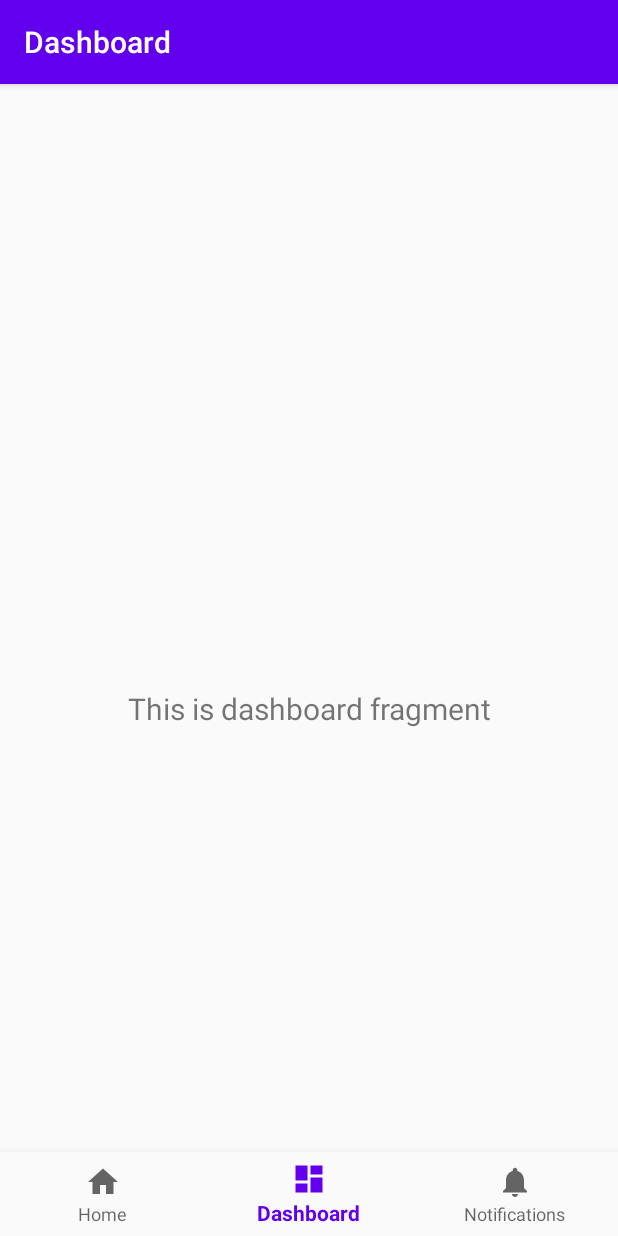
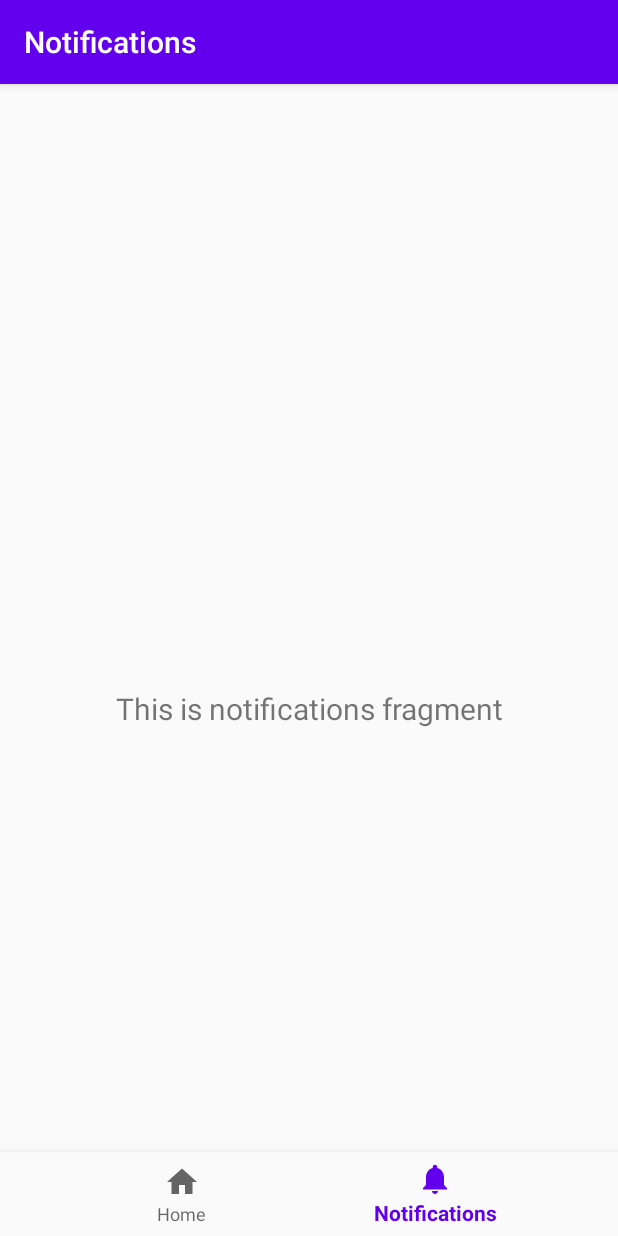
Before and after one commit to elimu-ai/herufi, an Android app: the screen it shows after launch (MainActivity), item 2 of the bottom bar chosen, on a phone screen of 412 x 824 dp. Run offline under Robolectric (Android 15) with nearby library versions, the phone set to English and light mode, and no system bars; our stand-ins replace navigation-ui.

Commit message:
#1 Fetch letters from the Content Provider
- Refactoring: Deleted the DashboardFragment

```diff
--- a/app/src/main/java/ai/elimu/herufi/MainActivity.java
+++ b/app/src/main/java/ai/elimu/herufi/MainActivity.java
@@ -27,7 +27,7 @@ public class MainActivity extends AppCompatActivity {
         // Passing each menu ID as a set of Ids because each
         // menu should be considered as top level destinations.
         AppBarConfiguration appBarConfiguration = new AppBarConfiguration.Builder(
-                R.id.navigation_home, R.id.navigation_dashboard, R.id.navigation_notifications)
+                R.id.navigation_home, R.id.navigation_notifications)
                 .build();
         NavController navController = Navigation.findNavController(this, R.id.nav_host_fragment);
         NavigationUI.setupActionBarWithNavController(this, navController, appBarConfiguration);
--- a/app/src/main/java/ai/elimu/herufi/ui/dashboard/DashboardFragment.java
+++ /dev/null
@@ -1,35 +0,0 @@
-package ai.elimu.herufi.ui.dashboard;
-
-import android.os.Bundle;
-import android.view.LayoutInflater;
-import android.view.View;
-import android.view.ViewGroup;
-import android.widget.TextView;
-
-import androidx.annotation.NonNull;
-import androidx.annotation.Nullable;
-import androidx.fragment.app.Fragment;
-import androidx.lifecycle.Observer;
-import androidx.lifecycle.ViewModelProviders;
-
-import ai.elimu.herufi.R;
-
-public class DashboardFragment extends Fragment {
-
-    private DashboardViewModel dashboardViewModel;
-
-    public View onCreateView(@NonNull LayoutInflater inflater,
-                             ViewGroup container, Bundle savedInstanceState) {
-        dashboardViewModel =
-                ViewModelProviders.of(this).get(DashboardViewModel.class);
-        View root = inflater.inflate(R.layout.fragment_dashboard, container, false);
-        final TextView textView = root.findViewById(R.id.text_dashboard);
-        dashboardViewModel.getText().observe(getViewLifecycleOwner(), new Observer<String>() {
-            @Override
-            public void onChanged(@Nullable String s) {
-                textView.setText(s);
-            }
-        });
-        return root;
-    }
-}
--- a/app/src/main/java/ai/elimu/herufi/ui/dashboard/DashboardViewModel.java
+++ /dev/null
@@ -1,19 +0,0 @@
-package ai.elimu.herufi.ui.dashboard;
-
-import androidx.lifecycle.LiveData;
-import androidx.lifecycle.MutableLiveData;
-import androidx.lifecycle.ViewModel;
-
-public class DashboardViewModel extends ViewModel {
-
-    private MutableLiveData<String> mText;
-
-    public DashboardViewModel() {
-        mText = new MutableLiveData<>();
-        mText.setValue("This is dashboard fragment");
-    }
-
-    public LiveData<String> getText() {
-        return mText;
-    }
-}
--- a/app/src/main/java/ai/elimu/herufi/ui/notifications/NotificationsFragment.java
+++ b/app/src/main/java/ai/elimu/herufi/ui/notifications/NotificationsFragment.java
@@ -1,6 +1,7 @@
 package ai.elimu.herufi.ui.notifications;
 
 import android.os.Bundle;
+import android.util.Log;
 import android.view.LayoutInflater;
 import android.view.View;
 import android.view.ViewGroup;
@@ -32,4 +33,12 @@ public class NotificationsFragment extends Fragment {
         });
         return root;
     }
+
+    @Override
+    public void onStart() {
+        Log.i(getClass().getName(), "onStart");
+        super.onStart();
+
+
+    }
 }
--- a/app/src/main/res/drawable/ic_dashboard_black_24dp.xml
+++ /dev/null
@@ -1,9 +0,0 @@
-<vector xmlns:android="http://schemas.android.com/apk/res/android"
-    android:width="24dp"
-    android:height="24dp"
-    android:viewportWidth="24.0"
-    android:viewportHeight="24.0">
-    <path
-        android:fillColor="#FF000000"
-        android:pathData="M3,13h8L11,3L3,3v10zM3,21h8v-6L3,15v6zM13,21h8L21,11h-8v10zM13,3v6h8L21,3h-8z" />
-</vector>
--- a/app/src/main/res/layout/fragment_dashboard.xml
+++ /dev/null
@@ -1,22 +0,0 @@
-<?xml version="1.0" encoding="utf-8"?>
-<androidx.constraintlayout.widget.ConstraintLayout xmlns:android="http://schemas.android.com/apk/res/android"
-    xmlns:app="http://schemas.android.com/apk/res-auto"
-    xmlns:tools="http://schemas.android.com/tools"
-    android:layout_width="match_parent"
-    android:layout_height="match_parent"
-    tools:context=".ui.dashboard.DashboardFragment">
-
-    <TextView
-        android:id="@+id/text_dashboard"
-        android:layout_width="match_parent"
-        android:layout_height="wrap_content"
-        android:layout_marginStart="8dp"
-        android:layout_marginTop="8dp"
-        android:layout_marginEnd="8dp"
-        android:textAlignment="center"
-        android:textSize="20sp"
-        app:layout_constraintBottom_toBottomOf="parent"
-        app:layout_constraintEnd_toEndOf="parent"
-        app:layout_constraintStart_toStartOf="parent"
-        app:layout_constraintTop_toTopOf="parent" />
-</androidx.constraintlayout.widget.ConstraintLayout>
--- a/app/src/main/res/menu/bottom_nav_menu.xml
+++ b/app/src/main/res/menu/bottom_nav_menu.xml
@@ -7,11 +7,6 @@
         android:title="@string/title_home" />
 
     <item
-        android:id="@+id/navigation_dashboard"
-        android:icon="@drawable/ic_dashboard_black_24dp"
-        android:title="@string/title_dashboard" />
-
-    <item
         android:id="@+id/navigation_notifications"
         android:icon="@drawable/ic_notifications_black_24dp"
         android:title="@string/title_notifications" />
--- a/app/src/main/res/navigation/mobile_navigation.xml
+++ b/app/src/main/res/navigation/mobile_navigation.xml
@@ -12,12 +12,6 @@
         tools:layout="@layout/fragment_home" />
 
     <fragment
-        android:id="@+id/navigation_dashboard"
-        android:name="ai.elimu.herufi.ui.dashboard.DashboardFragment"
-        android:label="@string/title_dashboard"
-        tools:layout="@layout/fragment_dashboard" />
-
-    <fragment
         android:id="@+id/navigation_notifications"
         android:name="ai.elimu.herufi.ui.notifications.NotificationsFragment"
         android:label="@string/title_notifications"
--- a/app/src/main/res/values/strings.xml
+++ b/app/src/main/res/values/strings.xml
@@ -1,6 +1,5 @@
 <resources>
     <string name="app_name">Herufi</string>
     <string name="title_home">Home</string>
-    <string name="title_dashboard">Dashboard</string>
     <string name="title_notifications">Notifications</string>
 </resources>
```
